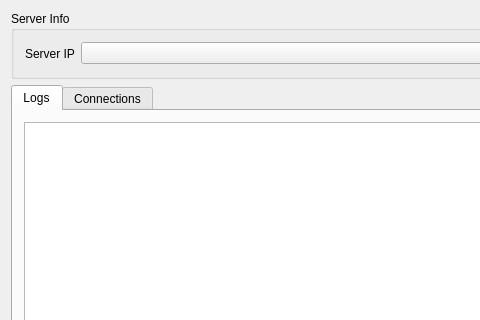
Before: the Qt Designer form MainWnd.ui in congchenutd/teamradarserver, drawn with Qt 5; both pictures show x 0 to 480 and y 0 to 320 of the 657 by 548 pixel window.
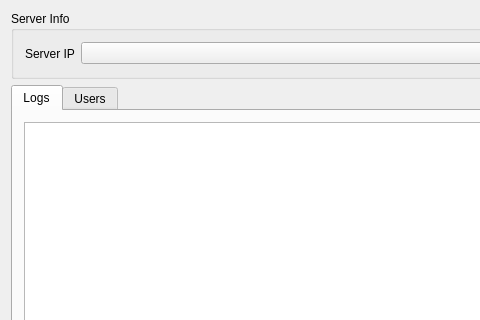
After: the same form once the commit is applied. Icons and pictures are not drawn.

```diff
--- a/MainWnd.ui
+++ b/MainWnd.ui
@@ -121,7 +121,7 @@
      </widget>
      <widget class="QWidget" name="tabConnections">
       <attribute name="title">
-       <string>Connections</string>
+       <string>Users</string>
       </attribute>
       <layout class="QHBoxLayout" name="horizontalLayout_2">
        <item>
```
Left out of the diff: 19 changed lines with no effect on the pictures.
